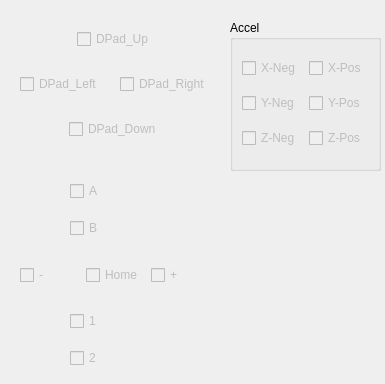
Old version of the form src/diag_wiimote.ui in the repository degarashi/MovieManeuver.
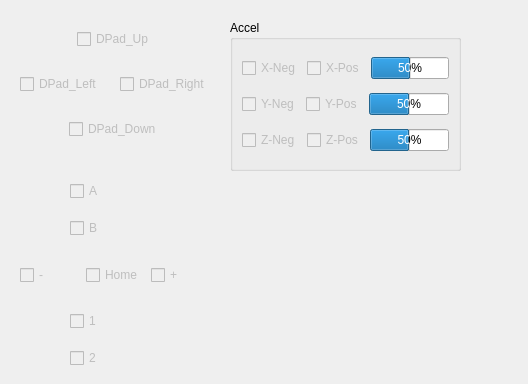
New version of the form.

Commit message: [update] wii_padstate: プログレスバーで加速度センサの値を表示

```diff
--- a/src/diag_wiimote.ui
+++ b/src/diag_wiimote.ui
@@ -6,7 +6,7 @@
    <rect>
     <x>0</x>
     <y>0</y>
-    <width>385</width>
+    <width>528</width>
     <height>384</height>
    </rect>
   </property>
@@ -259,7 +259,7 @@
     <rect>
      <x>230</x>
      <y>20</y>
-     <width>151</width>
+     <width>231</width>
      <height>151</height>
     </rect>
    </property>
@@ -297,6 +297,13 @@
           </property>
          </widget>
         </item>
+        <item>
+         <widget class="QProgressBar" name="pbAccX">
+          <property name="value">
+           <number>50</number>
+          </property>
+         </widget>
+        </item>
        </layout>
       </item>
       <item>
@@ -327,6 +334,13 @@
           </property>
          </widget>
         </item>
+        <item>
+         <widget class="QProgressBar" name="pbAccY">
+          <property name="value">
+           <number>50</number>
+          </property>
+         </widget>
+        </item>
        </layout>
       </item>
       <item>
@@ -357,6 +371,13 @@
           </property>
          </widget>
         </item>
+        <item>
+         <widget class="QProgressBar" name="pbAccZ">
+          <property name="value">
+           <number>50</number>
+          </property>
+         </widget>
+        </item>
        </layout>
       </item>
      </layout>
```
The commit also changes 1 other file.
